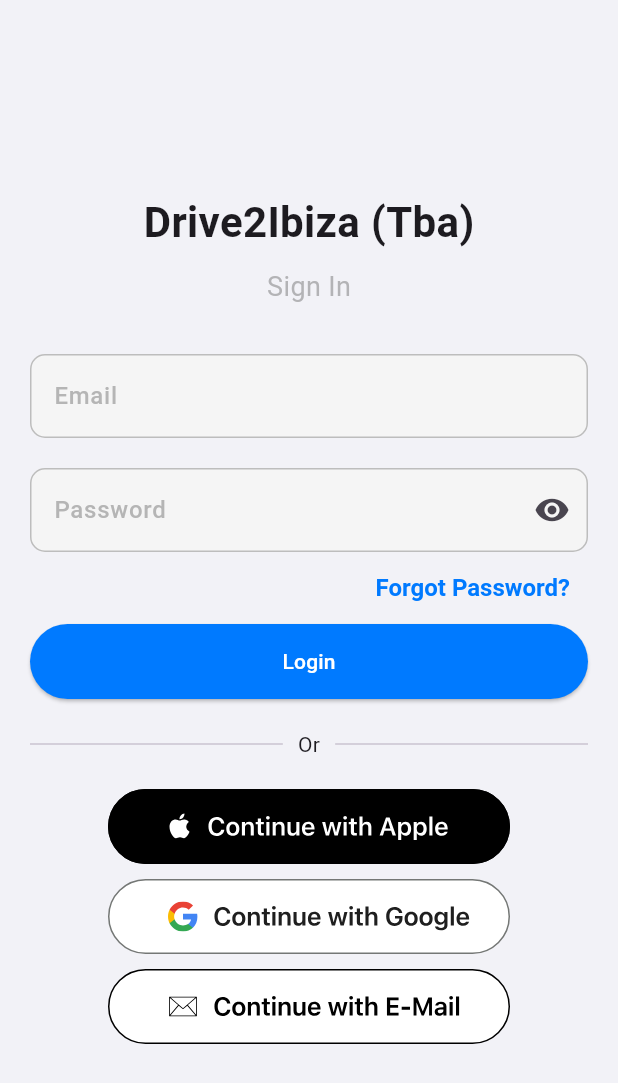
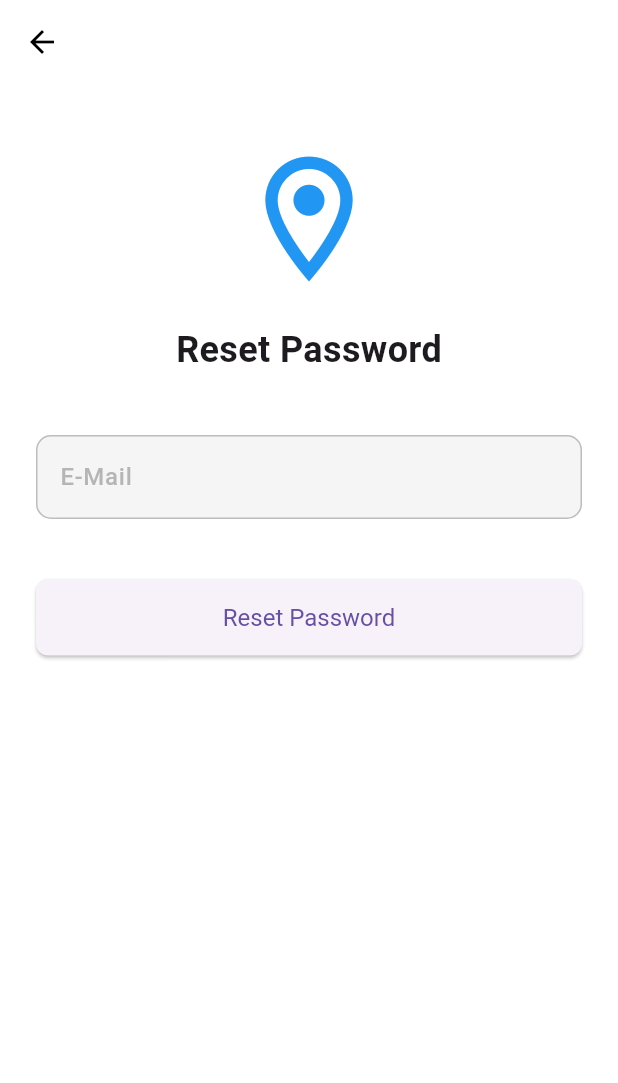
Before and after one commit to Bolzenpinguin/drive2ibiza, a Flutter app: the screen it shows after launch, after a tap on "Forgot Password?", on a phone screen of 412 x 824 dp. Shown: the top 1083 px of the screen. Run offline on Flutter 3.47's test engine with Material 3 defaults, Android fonts, the phone set to English and light mode, and no system bars; our stand-ins replace flutter_map, flutter_svg, latlong2, location, share_plus, shared_preferences and 1 more.

Commit message:
Added sharing option in settings, creat subpages for forget password and for creating account

```diff
--- a/lib/pages/login/login.dart
+++ b/lib/pages/login/login.dart
@@ -3,6 +3,8 @@ import 'package:flutter/material.dart';
 import 'package:flutter_svg/flutter_svg.dart';
 import '../../widgets/or_divider_widget.dart';
 import '../map/navigation.dart';
+import 'login_mail.dart';
+import 'login_password.dart';
 
 class Login extends StatelessWidget {
   const Login({super.key});
@@ -97,8 +99,10 @@ class Login extends StatelessWidget {
                   // Mail
                   GestureDetector(
                     onTap: () {
-                      // TODO: Development function Login with Mail
-                      print('Mail button pressed');
+                      Navigator.push(
+                        context,
+                        MaterialPageRoute(builder: (context) => CreatAccountEmail()),
+                      );
                     },
                     child: SizedBox(
                       width: double.infinity,
@@ -133,6 +137,7 @@ class EmailField extends StatelessWidget {
           borderRadius: BorderRadius.circular(borderRadiusMedium),
         ),
       ),
+      keyboardType: TextInputType.emailAddress,
     );
   }
 }
@@ -183,7 +188,10 @@ class ForgotPasswordBTN extends StatelessWidget {
       alignment: Alignment.centerRight,
       child: TextButton(
           onPressed: () {
-            // TODO: Passwort vergessen Funktion
+            Navigator.push(
+              context,
+              MaterialPageRoute(builder: (context) => ForgotPassword()),
+            );
           },
           child: const Text(
             'Forgot Password?',
@@ -204,7 +212,7 @@ class LoginBTN extends StatelessWidget {
       width: double.infinity,
       child: ElevatedButton(
         onPressed: () {
-          //TODO: Login Funktion -> leitet zu Kalender Page weiter
+          //TODO: Login Funktion -> leitet zu Kalender Page weiter ohne überprüfung
           Navigator.pushReplacement(
               context,
               MaterialPageRoute(builder: (context) => const Navigation(currentIndex: 0,)),
--- /dev/null
+++ b/lib/pages/login/login_password.dart
@@ -0,0 +1,76 @@
+import 'package:flutter/material.dart';
+
+class ForgotPassword extends StatelessWidget {
+
+  const ForgotPassword({super.key});
+
+  @override
+  Widget build(BuildContext context) {
+    return Scaffold(
+      appBar: AppBar(
+        leading: IconButton(
+          icon: Icon(Icons.arrow_back),
+          onPressed: () {
+            Navigator.pop(context);
+          },
+        ),
+
+        centerTitle: true,
+        backgroundColor: Colors.white,
+        foregroundColor: Colors.black,
+        elevation: 0,
+      ),
+      body: Padding(
+        padding: const EdgeInsets.symmetric(horizontal: 24.0),
+        child: Column(
+          mainAxisAlignment: MainAxisAlignment.start,
+          crossAxisAlignment: CrossAxisAlignment.center,
+          children: [
+            SizedBox(height: 40),
+            Icon(
+              Icons.location_on_outlined, //TODO Reset Password Icon
+              size: 100,
+              color: Colors.blue,
+            ),
+            SizedBox(height: 20),
+            Text(
+              'Reset Password',
+              style: TextStyle(fontSize: 24, fontWeight: FontWeight.bold),
+            ),
+            SizedBox(height: 40),
+            TextField(
+              decoration: InputDecoration(
+                labelText: 'E-Mail',
+                hintText: 'Enter your email address',
+                border: OutlineInputBorder(
+                  borderRadius: BorderRadius.circular(8),
+                ),
+              ),
+              keyboardType: TextInputType.emailAddress,
+            ),
+            SizedBox(height: 40),
+            SizedBox(
+              width: double.infinity,
+              child: ElevatedButton(
+                onPressed: () {
+                  // Aktion für Kontoerstellung
+                  // TODO Kontoerstellung
+                  Navigator.pop(context);
+                },
+                child: Text('Reset Password'),
+                style: ElevatedButton.styleFrom(
+                  padding: EdgeInsets.symmetric(vertical: 16),
+                  textStyle: TextStyle(fontSize: 16),
+                  shape: RoundedRectangleBorder(
+                    borderRadius: BorderRadius.circular(8),
+                  ),
+                ),
+              ),
+            ),
+          ],
+        ),
+      ),
+      backgroundColor: Colors.white,
+    );
+  }
+}
--- a/lib/pages/settings/settings_color.dart
+++ b/lib/pages/settings/settings_color.dart
@@ -39,6 +39,12 @@ class _ColorSettingsState extends State<ColorSettings> {
   Widget build(BuildContext context) {
     return Scaffold(
       appBar: AppBar(
+        leading: IconButton(
+          icon: Icon(Icons.arrow_back),
+          onPressed: () {
+            Navigator.pop(context);
+          },
+        ),
         title: const Text('Settings'),
       ),
       body: Column(
--- a/lib/pages/settings/settings_name.dart
+++ b/lib/pages/settings/settings_name.dart
@@ -43,6 +43,12 @@ class _NameSettingsState extends State<NameSettings> {
     return Scaffold(
       appBar: AppBar(
         title: const Text('Change your Name'),
+        leading: IconButton(
+          icon: Icon(Icons.arrow_back),
+          onPressed: () {
+            Navigator.pop(context);
+          },
+        ),
       ),
       body: Column(
         mainAxisAlignment: MainAxisAlignment.start,
--- a/pubspec.yaml
+++ b/pubspec.yaml
@@ -37,6 +37,7 @@ dependencies:
   location: ^7.0.1
   shared_preferences: ^2.3.3
   flutter_colorpicker: ^1.1.0
+  share_plus: ^10.1.2
 
 dev_dependencies:
   flutter_test:
```
Also changed, not shown: lib/pages/login/login_mail.dart (added, +96 -0 lines), lib/pages/settings/settings_group.dart (+17 -1 lines), lib/pages/settings/settings_widget.dart (+0 -15 lines), pubspec.lock, 1 other file.
